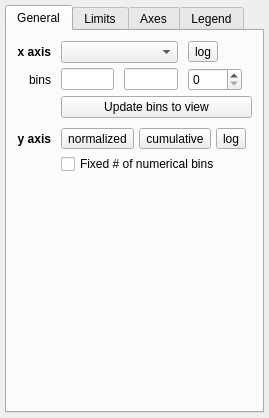
Qt form glue/viewers/histogram/qt/options_widget.ui (glue-viz/glue) before a commit.
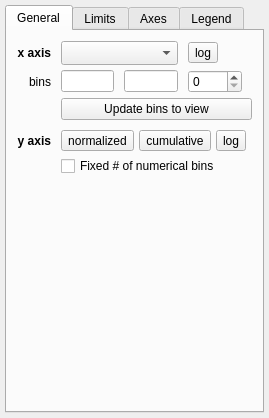
The same form after that commit. Custom widgets are drawn as their Qt base class.

What changed in the file:
```diff
--- a/glue/viewers/histogram/qt/options_widget.ui
+++ b/glue/viewers/histogram/qt/options_widget.ui
@@ -250,7 +250,7 @@
        <item row="0" column="1" colspan="2">
         <widget class="QComboBox" name="combosel_x_att">
          <property name="sizeAdjustPolicy">
-          <enum>QComboBox::AdjustToMinimumContentsLength</enum>
+          <enum>QComboBox::AdjustToMinimumContentsLengthWithIcon</enum>
          </property>
         </widget>
        </item>
```
